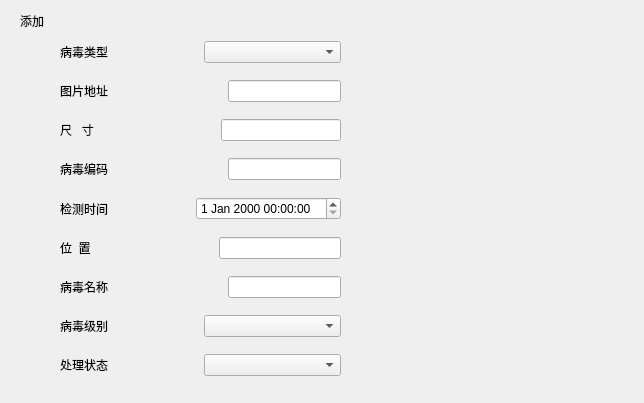
Above: addvirusdialog.ui from stone531/tiny-windows1 before the change. Below: the same form after it.
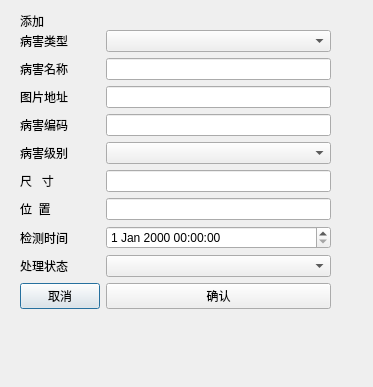
That is the form after the change.

Diff of the .ui file:
```diff
--- a/addvirusdialog.ui
+++ b/addvirusdialog.ui
@@ -6,8 +6,8 @@
    <rect>
     <x>0</x>
     <y>0</y>
-    <width>644</width>
-    <height>403</height>
+    <width>373</width>
+    <height>387</height>
    </rect>
   </property>
   <property name="windowTitle">
@@ -26,248 +26,119 @@
     <string>添加</string>
    </property>
   </widget>
-  <widget class="QPushButton" name="pushButton">
+  <widget class="QWidget" name="formLayoutWidget">
    <property name="geometry">
     <rect>
-     <x>69</x>
-     <y>410</y>
-     <width>101</width>
-     <height>31</height>
-    </rect>
-   </property>
-   <property name="text">
-    <string>取消</string>
-   </property>
-  </widget>
-  <widget class="QPushButton" name="pushButton_2">
-   <property name="geometry">
-    <rect>
-     <x>240</x>
-     <y>410</y>
-     <width>91</width>
-     <height>31</height>
-    </rect>
-   </property>
-   <property name="text">
-    <string>确认</string>
-   </property>
-  </widget>
-  <widget class="QWidget" name="verticalLayoutWidget">
-   <property name="geometry">
-    <rect>
-     <x>60</x>
+     <x>20</x>
      <y>30</y>
-     <width>281</width>
-     <height>361</height>
+     <width>311</width>
+     <height>291</height>
     </rect>
    </property>
-   <layout class="QVBoxLayout" name="verticalLayout">
-    <item>
-     <layout class="QHBoxLayout" name="horizontalLayout_2">
-      <item>
-       <widget class="QLabel" name="label_8">
+   <layout class="QFormLayout" name="formLayout">
+    <item row="0" column="0">
+     <widget class="QLabel" name="label_2">
         <property name="text">
-         <string>病毒类型</string>
+       <string>病害类型</string>
         </property>
        </widget>
       </item>
-      <item>
+    <item row="0" column="1">
        <widget class="QComboBox" name="comboBox_4"/>
       </item>
-     </layout>
+    <item row="1" column="0">
+     <widget class="QLabel" name="label_3">
+      <property name="text">
+       <string>病害名称</string>
+      </property>
+     </widget>
     </item>
-    <item>
-     <layout class="QHBoxLayout" name="horizontalLayout_4">
-      <item>
+    <item row="1" column="1">
+     <widget class="QLineEdit" name="lineEdit"/>
+    </item>
+    <item row="2" column="0">
        <widget class="QLabel" name="label_4">
         <property name="text">
          <string>图片地址</string>
         </property>
        </widget>
       </item>
-      <item>
-       <spacer name="horizontalSpacer">
-        <property name="orientation">
-         <enum>Qt::Horizontal</enum>
-        </property>
-        <property name="sizeHint" stdset="0">
-         <size>
-          <width>40</width>
-          <height>20</height>
-         </size>
-        </property>
-       </spacer>
-      </item>
-      <item>
+    <item row="2" column="1">
        <widget class="QLineEdit" name="lineEdit_2"/>
       </item>
-     </layout>
+    <item row="3" column="0">
+     <widget class="QLabel" name="label_5">
+      <property name="text">
+       <string>病害编码</string>
+      </property>
+     </widget>
     </item>
-    <item>
-     <layout class="QHBoxLayout" name="horizontalLayout_7">
-      <item>
+    <item row="3" column="1">
+     <widget class="QLineEdit" name="lineEdit_3"/>
+    </item>
+    <item row="4" column="0">
+     <widget class="QLabel" name="label_6">
+      <property name="text">
+       <string>病害级别</string>
+      </property>
+     </widget>
+    </item>
+    <item row="4" column="1">
+     <widget class="QComboBox" name="comboBox_2"/>
+    </item>
+    <item row="5" column="0">
        <widget class="QLabel" name="label_7">
         <property name="text">
          <string>尺   寸</string>
         </property>
        </widget>
       </item>
-      <item>
-       <spacer name="horizontalSpacer_2">
-        <property name="orientation">
-         <enum>Qt::Horizontal</enum>
-        </property>
-        <property name="sizeHint" stdset="0">
-         <size>
-          <width>40</width>
-          <height>20</height>
-         </size>
-        </property>
-       </spacer>
-      </item>
-      <item>
+    <item row="5" column="1">
        <widget class="QLineEdit" name="lineEdit_4"/>
       </item>
-     </layout>
-    </item>
-    <item>
-     <layout class="QHBoxLayout" name="horizontalLayout_5">
-      <item>
-       <widget class="QLabel" name="label_5">
-        <property name="text">
-         <string>病毒编码</string>
-        </property>
-       </widget>
-      </item>
-      <item>
-       <spacer name="horizontalSpacer_3">
-        <property name="orientation">
-         <enum>Qt::Horizontal</enum>
-        </property>
-        <property name="sizeHint" stdset="0">
-         <size>
-          <width>40</width>
-          <height>20</height>
-         </size>
-        </property>
-       </spacer>
-      </item>
-      <item>
-       <widget class="QLineEdit" name="lineEdit_3"/>
-      </item>
-     </layout>
-    </item>
-    <item>
-     <layout class="QHBoxLayout" name="horizontalLayout_9">
-      <item>
-       <widget class="QLabel" name="label_10">
-        <property name="text">
-         <string>检测时间</string>
-        </property>
-       </widget>
-      </item>
-      <item>
-       <widget class="QDateTimeEdit" name="dateTimeEdit"/>
-      </item>
-     </layout>
-    </item>
-    <item>
-     <layout class="QHBoxLayout" name="horizontalLayout_8">
-      <item>
+    <item row="6" column="0">
        <widget class="QLabel" name="label_9">
         <property name="text">
          <string>位  置</string>
         </property>
        </widget>
       </item>
-      <item>
-       <spacer name="horizontalSpacer_4">
-        <property name="orientation">
-         <enum>Qt::Horizontal</enum>
-        </property>
-        <property name="sizeHint" stdset="0">
-         <size>
-          <width>40</width>
-          <height>20</height>
-         </size>
-        </property>
-       </spacer>
-      </item>
-      <item>
+    <item row="6" column="1">
        <widget class="QLineEdit" name="lineEdit_5"/>
       </item>
-     </layout>
-    </item>
-    <item>
-     <layout class="QHBoxLayout" name="horizontalLayout_3">
-      <item>
-       <widget class="QLabel" name="label_12">
+    <item row="7" column="0">
+     <widget class="QLabel" name="label_10">
         <property name="text">
-         <string>病毒名称</string>
+       <string>检测时间</string>
         </property>
        </widget>
       </item>
-      <item>
-       <spacer name="horizontalSpacer_5">
-        <property name="orientation">
-         <enum>Qt::Horizontal</enum>
-        </property>
-        <property name="sizeHint" stdset="0">
-         <size>
-          <width>40</width>
-          <height>20</height>
-         </size>
-        </property>
-       </spacer>
-      </item>
-      <item>
-       <widget class="QLineEdit" name="lineEdit_6"/>
-      </item>
-     </layout>
-    </item>
-    <item>
-     <layout class="QHBoxLayout" name="horizontalLayout_6">
-      <item>
-       <widget class="QLabel" name="label_6">
-        <property name="text">
-         <string>病毒级别</string>
-        </property>
-       </widget>
-      </item>
-      <item>
-       <widget class="QComboBox" name="comboBox_2"/>
-      </item>
-     </layout>
-    </item>
-    <item>
-     <layout class="QHBoxLayout" name="horizontalLayout_10">
-      <item>
+    <item row="7" column="1">
+     <widget class="QDateTimeEdit" name="dateTimeEdit"/>
+    </item>
+    <item row="8" column="0">
        <widget class="QLabel" name="label_11">
         <property name="text">
          <string>处理状态</string>
         </property>
        </widget>
       </item>
-      <item>
-       <widget class="QComboBox" name="comboBox_3">
-        <property name="enabled">
-         <bool>true</bool>
-        </property>
-        <property name="maximumSize">
-         <size>
-          <width>16777215</width>
-          <height>22</height>
-         </size>
-        </property>
-        <property name="iconSize">
-         <size>
-          <width>20</width>
-          <height>16</height>
-         </size>
-        </property>
-       </widget>
-      </item>
-     </layout>
+    <item row="8" column="1">
+     <widget class="QComboBox" name="comboBox_3"/>
+    </item>
+    <item row="9" column="0">
+     <widget class="QPushButton" name="pushButton">
+      <property name="text">
+       <string>取消</string>
+      </property>
+     </widget>
+    </item>
+    <item row="9" column="1">
+     <widget class="QPushButton" name="pushButton_2">
+      <property name="text">
+       <string>确认</string>
+      </property>
+     </widget>
     </item>
    </layout>
   </widget>
```
Lines whose indentation alone changed are shown as unchanged.
